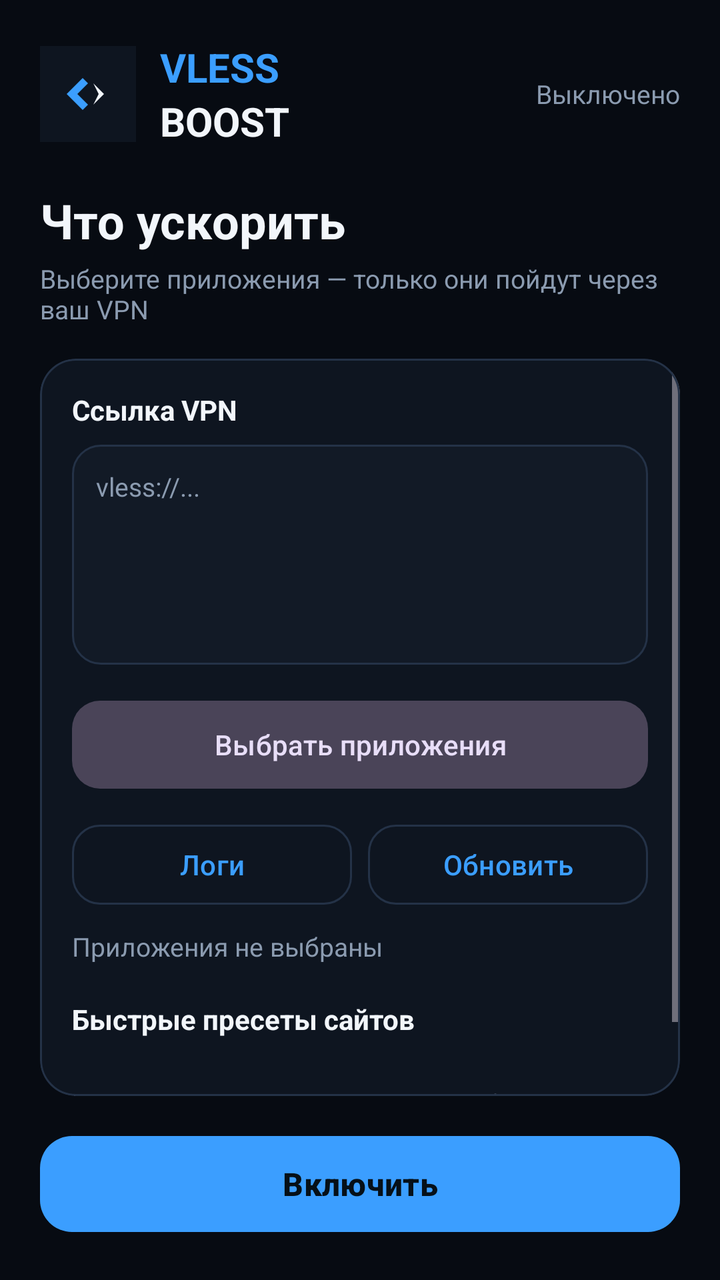
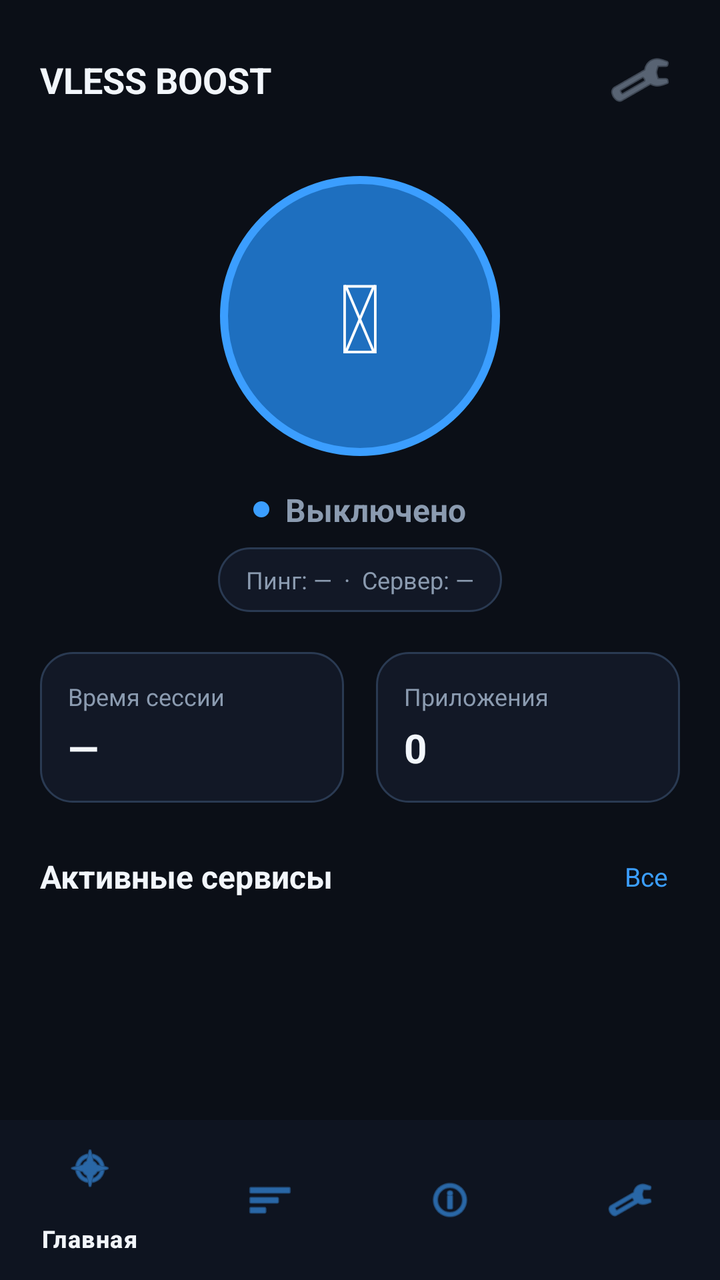

The first picture is an Android layout as it rendered before a commit; the second is the same layout after the commit. The layout source and the unified diff follow.
<!-- AndroidManifest.xml: application theme Theme.VlessBoost -->
<!-- res/layout/activity_main.xml -->
<?xml version="1.0" encoding="utf-8"?>
<androidx.coordinatorlayout.widget.CoordinatorLayout xmlns:android="http://schemas.android.com/apk/res/android"
    xmlns:app="http://schemas.android.com/apk/res-auto"
    android:layout_width="match_parent"
    android:layout_height="match_parent"
    android:background="@color/bg"
    android:fitsSystemWindows="true">

    <LinearLayout
        android:layout_width="match_parent"
        android:layout_height="match_parent"
        android:orientation="vertical"
        android:padding="20dp">

        <LinearLayout
            android:layout_width="match_parent"
            android:layout_height="wrap_content"
            android:gravity="center_vertical"
            android:orientation="horizontal">

            <ImageView
                android:id="@+id/logo"
                android:layout_width="48dp"
                android:layout_height="48dp"
                android:contentDescription="@string/app_name"
                android:src="@drawable/ic_logo" />

            <LinearLayout
                android:layout_width="0dp"
                android:layout_height="wrap_content"
                android:layout_marginStart="12dp"
                android:layout_weight="1"
                android:orientation="vertical">

                <TextView
                    android:layout_width="wrap_content"
                    android:layout_height="wrap_content"
                    android:text="VLESS"
                    android:textColor="@color/accent"
                    android:textSize="20sp"
                    android:textStyle="bold" />

                <TextView
                    android:layout_width="wrap_content"
                    android:layout_height="wrap_content"
                    android:text="BOOST"
                    android:textColor="@color/text"
                    android:textSize="20sp"
                    android:textStyle="bold" />
            </LinearLayout>

            <TextView
                android:id="@+id/statusText"
                android:layout_width="wrap_content"
                android:layout_height="wrap_content"
                android:text="@string/status_off"
                android:textColor="@color/muted"
                android:textSize="13sp" />
        </LinearLayout>

        <TextView
            android:layout_width="match_parent"
            android:layout_height="wrap_content"
            android:layout_marginTop="20dp"
            android:text="Что ускорить"
            android:textColor="@color/text"
            android:textSize="24sp"
            android:textStyle="bold" />

        <TextView
            android:layout_width="match_parent"
            android:layout_height="wrap_content"
            android:layout_marginTop="4dp"
            android:text="Выберите приложения — только они пойдут через ваш VPN"
            android:textColor="@color/muted"
            android:textSize="13sp" />

        <com.google.android.material.card.MaterialCardView
            android:layout_width="match_parent"
            android:layout_height="0dp"
            android:layout_marginTop="16dp"
            android:layout_weight="1"
            app:cardBackgroundColor="@color/panel"
            app:cardCornerRadius="18dp"
            app:strokeColor="@color/border"
            app:strokeWidth="1dp">

            <ScrollView
                android:layout_width="match_parent"
                android:layout_height="match_parent"
                android:fillViewport="true">

                <LinearLayout
                    android:layout_width="match_parent"
                    android:layout_height="wrap_content"
                    android:orientation="vertical"
                    android:padding="16dp">

                    <TextView
                        android:layout_width="match_parent"
                        android:layout_height="wrap_content"
                        android:text="Ссылка VPN"
                        android:textColor="@color/text"
                        android:textStyle="bold" />

                    <EditText
                        android:id="@+id/vlessInput"
                        android:layout_width="match_parent"
                        android:layout_height="110dp"
                        android:layout_marginTop="8dp"
                        android:background="@drawable/bg_input"
                        android:gravity="top|start"
                        android:hint="vless://..."
                        android:inputType="textMultiLine"
                        android:padding="12dp"
                        android:textColor="@color/text"
                        android:textColorHint="@color/muted"
                        android:textSize="13sp" />

                    <com.google.android.material.button.MaterialButton
                        android:id="@+id/btnApps"
                        style="@style/Widget.Material3.Button.TonalButton"
                        android:layout_width="match_parent"
                        android:layout_height="52dp"
                        android:layout_marginTop="14dp"
                        android:text="Выбрать приложения"
                        android:textAllCaps="false"
                        app:cornerRadius="14dp" />

                    <LinearLayout
                        android:layout_width="match_parent"
                        android:layout_height="wrap_content"
                        android:layout_marginTop="10dp"
                        android:orientation="horizontal">

                        <com.google.android.material.button.MaterialButton
                            android:id="@+id/btnLogs"
                            style="@style/Widget.Material3.Button.OutlinedButton"
                            android:layout_width="0dp"
                            android:layout_height="48dp"
                            android:layout_weight="1"
                            android:text="Логи"
                            android:textAllCaps="false"
                            app:cornerRadius="14dp"
                            app:strokeColor="@color/border" />

                        <com.google.android.material.button.MaterialButton
                            android:id="@+id/btnUpdate"
                            style="@style/Widget.Material3.Button.OutlinedButton"
                            android:layout_width="0dp"
                            android:layout_height="48dp"
                            android:layout_marginStart="8dp"
                            android:layout_weight="1"
                            android:text="Обновить"
                            android:textAllCaps="false"
                            app:cornerRadius="14dp"
                            app:strokeColor="@color/border" />
                    </LinearLayout>

                    <TextView
                        android:id="@+id/appsSummary"
                        android:layout_width="match_parent"
                        android:layout_height="wrap_content"
                        android:layout_marginTop="8dp"
                        android:text="Приложения не выбраны"
                        android:textColor="@color/muted"
                        android:textSize="13sp" />

                    <TextView
                        android:layout_width="match_parent"
                        android:layout_height="wrap_content"
                        android:layout_marginTop="18dp"
                        android:text="Быстрые пресеты сайтов"
                        android:textColor="@color/text"
                        android:textStyle="bold" />

                    <com.google.android.material.chip.ChipGroup
                        android:id="@+id/presetChips"
                        android:layout_width="match_parent"
                        android:layout_height="wrap_content"
                        android:layout_marginTop="8dp"
                        app:chipSpacingHorizontal="8dp"
                        app:chipSpacingVertical="8dp" />

                    <TextView
                        android:id="@+id/hintText"
                        android:layout_width="match_parent"
                        android:layout_height="wrap_content"
                        android:layout_marginTop="16dp"
                        android:text="После включения перезапустите выбранные приложения."
                        android:textColor="@color/muted"
                        android:textSize="12sp" />
                </LinearLayout>
            </ScrollView>
        </com.google.android.material.card.MaterialCardView>

        <com.google.android.material.button.MaterialButton
            android:id="@+id/btnBoost"
            android:layout_width="match_parent"
            android:layout_height="56dp"
            android:layout_marginTop="16dp"
            android:text="@string/boost_on"
            android:textAllCaps="false"
            android:textSize="16sp"
            android:textStyle="bold"
            app:backgroundTint="@color/accent"
            app:cornerRadius="16dp" />
    </LinearLayout>
</androidx.coordinatorlayout.widget.CoordinatorLayout>
<!-- resources referenced by this layout -->
<resources>
  <color name="accent">#3B9EFF</color>
  <color name="bg">#070B12</color>
  <color name="border">#243247</color>
  <color name="muted">#8B9BB0</color>
  <color name="panel">#0E1520</color>
  <color name="text">#F2F6FB</color>
  <!-- drawable bg_input (drawable) -->
  <?xml version="1.0" encoding="utf-8"?>
  <shape xmlns:android="http://schemas.android.com/apk/res/android"
      android:shape="rectangle">
      <solid android:color="@color/card" />
      <corners android:radius="14dp" />
      <stroke
          android:width="1dp"
          android:color="@color/border" />
  </shape>
  <!-- drawable ic_logo (drawable) -->
  <?xml version="1.0" encoding="utf-8"?>
  <vector xmlns:android="http://schemas.android.com/apk/res/android"
      android:width="108dp"
      android:height="108dp"
      android:viewportWidth="108"
      android:viewportHeight="108">
      <path
          android:fillColor="#0E1520"
          android:pathData="M0,0h108v108h-108z" />
      <path
          android:fillColor="#3B9EFF"
          android:pathData="M30,54 L48,36 L54,42 L42,54 L54,66 L48,72 Z" />
      <path
          android:fillColor="#F2F6FB"
          android:pathData="M54,36 L72,54 L54,72 L60,66 L66,54 L60,42 Z" />
  </vector>
  <string name="app_name">VLESS Boost</string>
  <string name="boost_on">Включить</string>
  <string name="status_off">Выключено</string>
  <style name="Theme.VlessBoost" parent="Theme.Material3.Dark.NoActionBar">
          <item name="colorPrimary">@color/accent</item>
          <item name="colorOnPrimary">#061018</item>
          <item name="android:statusBarColor">@color/bg</item>
          <item name="android:navigationBarColor">@color/bg</item>
          <item name="android:windowBackground">@color/bg</item>
          <item name="colorSurface">@color/panel</item>
          <item name="colorOnSurface">@color/text</item>
      </style>
  <color name="card">#121A26</color>
</resources>

<!-- the commit's change to res/layout/activity_main.xml (unified diff, before → after) -->
@@ -1,209 +1,360 @@
 <?xml version="1.0" encoding="utf-8"?>
-<androidx.coordinatorlayout.widget.CoordinatorLayout xmlns:android="http://schemas.android.com/apk/res/android"
+<androidx.constraintlayout.widget.ConstraintLayout xmlns:android="http://schemas.android.com/apk/res/android"
     xmlns:app="http://schemas.android.com/apk/res-auto"
     android:layout_width="match_parent"
     android:layout_height="match_parent"
     android:background="@color/bg"
     android:fitsSystemWindows="true">
 
-    <LinearLayout
-        android:layout_width="match_parent"
-        android:layout_height="match_parent"
-        android:orientation="vertical"
-        android:padding="20dp">
-
-        <LinearLayout
+    <FrameLayout
+        android:id="@+id/contentHost"
+        android:layout_width="0dp"
+        android:layout_height="0dp"
+        app:layout_constraintBottom_toTopOf="@id/bottomNav"
+        app:layout_constraintEnd_toEndOf="parent"
+        app:layout_constraintStart_toStartOf="parent"
+        app:layout_constraintTop_toTopOf="parent">
+
+        
+        <ScrollView
+            android:id="@+id/pageHome"
             android:layout_width="match_parent"
-            android:layout_height="wrap_content"
-            android:gravity="center_vertical"
-            android:orientation="horizontal">
-
-            <ImageView
-                android:id="@+id/logo"
-                android:layout_width="48dp"
-                android:layout_height="48dp"
-                android:contentDescription="@string/app_name"
-                android:src="@drawable/ic_logo" />
+            android:layout_height="match_parent"
+            android:fillViewport="true">
 
             <LinearLayout
-                android:layout_width="0dp"
+                android:layout_width="match_parent"
                 android:layout_height="wrap_content"
-                android:layout_marginStart="12dp"
-                android:layout_weight="1"
-                android:orientation="vertical">
-
-                <TextView
+                android:orientation="vertical"
+                android:padding="20dp">
+
+                <LinearLayout
+                    android:layout_width="match_parent"
+                    android:layout_height="wrap_content"
+                    android:gravity="center_vertical"
+                    android:orientation="horizontal">
+
+                    <TextView
+                        android:layout_width="0dp"
+                        android:layout_height="wrap_content"
+                        android:layout_weight="1"
+                        android:text="VLESS BOOST"
+                        android:textColor="@color/text"
+                        android:textSize="18sp"
+                        android:textStyle="bold" />
+
+                    <ImageButton
+                        android:id="@+id/btnHomeSettings"
+                        android:layout_width="40dp"
+                        android:layout_height="40dp"
+                        android:background="?attr/selectableItemBackgroundBorderless"
+                        android:contentDescription="Настройки"
+                        android:src="@android:drawable/ic_menu_preferences"
+                        app:tint="@color/muted" />
+                </LinearLayout>
+
+                <FrameLayout
+                    android:layout_width="140dp"
+                    android:layout_height="140dp"
+                    android:layout_gravity="center_horizontal"
+                    android:layout_marginTop="28dp">
+
+                    <TextView
+                        android:id="@+id/btnPower"
+                        android:layout_width="match_parent"
+                        android:layout_height="match_parent"
+                        android:background="@drawable/bg_power"
+                        android:gravity="center"
+                        android:text="⏻"
+                        android:textColor="@android:color/white"
+                        android:textSize="48sp" />
+                </FrameLayout>
+
+                <LinearLayout
                     android:layout_width="wrap_content"
                     android:layout_height="wrap_content"
-                    android:text="VLESS"
-                    android:textColor="@color/accent"
-                    android:textSize="20sp"
+                    android:layout_gravity="center_horizontal"
+                    android:layout_marginTop="16dp"
+                    android:gravity="center_vertical"
+                    android:orientation="horizontal">
+
+                    <View
+                        android:id="@+id/statusDot"
+                        android:layout_width="8dp"
+                        android:layout_height="8dp"
+                        android:background="@drawable/bg_power" />
+
+                    <TextView
+                        android:id="@+id/statusText"
+                        android:layout_width="wrap_content"
+                        android:layout_height="wrap_content"
+                        android:layout_marginStart="8dp"
+                        android:text="@string/status_off"
+                        android:textColor="@color/muted"
+                        android:textSize="16sp"
+                        android:textStyle="bold" />
+                </LinearLayout>
+
+                <TextView
+                    android:id="@+id/homeMeta"
+                    android:layout_width="wrap_content"
+                    android:layout_height="wrap_content"
+                    android:layout_gravity="center_horizontal"
+                    android:layout_marginTop="8dp"
+                    android:background="@drawable/bg_card"
+                    android:paddingHorizontal="14dp"
+                    android:paddingVertical="8dp"
+                    android:text="Пинг: —  ·  Сервер: —"
+                    android:textColor="@color/muted"
+                    android:textSize="12sp" />
+
+                <LinearLayout
+                    android:layout_width="match_parent"
+                    android:layout_height="wrap_content"
+                    android:layout_marginTop="20dp"
+                    android:orientation="horizontal">
+
+                    <LinearLayout
+                        android:layout_width="0dp"
+                        android:layout_height="wrap_content"
+                        android:layout_marginEnd="8dp"
+                        android:layout_weight="1"
+                        android:background="@drawable/bg_card"
+                        android:orientation="vertical"
+                        android:padding="14dp">
+
+                        <TextView
+                            android:layout_width="wrap_content"
+                            android:layout_height="wrap_content"
+                            android:text="Время сессии"
+                            android:textColor="@color/muted"
+                            android:textSize="12sp" />
+
+                        <TextView
+                            android:id="@+id/sessionTime"
+                            android:layout_width="wrap_content"
+                            android:layout_height="wrap_content"
+                            android:layout_marginTop="4dp"
+                            android:text="—"
+                            android:textColor="@color/text"
+                            android:textSize="20sp"
+                            android:textStyle="bold" />
+                    </LinearLayout>
+
+                    <LinearLayout
+                        android:layout_width="0dp"
+                        android:layout_height="wrap_content"
+                        android:layout_marginStart="8dp"
+                        android:layout_weight="1"
+                        android:background="@drawable/bg_card"
+                        android:orientation="vertical"
+                        android:padding="14dp">
+
+                        <TextView
+                            android:layout_width="wrap_content"
+                            android:layout_height="wrap_content"
+                            android:text="Приложения"
+                            android:textColor="@color/muted"
+                            android:textSize="12sp" />
+
+                        <TextView
+                            android:id="@+id/appsCountHome"
+                            android:layout_width="wrap_content"
+                            android:layout_height="wrap_content"
+                            android:layout_marginTop="4dp"
+                            android:text="0"
+                            android:textColor="@color/text"
+                            android:textSize="20sp"
+                            android:textStyle="bold" />
+                    </LinearLayout>
+                </LinearLayout>
+
+                <LinearLayout
+                    android:layout_width="match_parent"
+                    android:layout_height="wrap_content"
+                    android:layout_marginTop="22dp"
+                    android:gravity="center_vertical"
+                    android:orientation="horizontal">
+
+                    <TextView
+                        android:layout_width="0dp"
+                        android:layout_height="wrap_content"
+                        android:layout_weight="1"
+                        android:text="Активные сервисы"
+                        android:textColor="@color/text"
+                        android:textSize="16sp"
+                        android:textStyle="bold" />
+
+                    <TextView
+                        android:id="@+id/btnSeeAll"
+                        android:layout_width="wrap_content"
+                        android:layout_height="wrap_content"
+                        android:padding="6dp"
+                        android:text="Все"
+                        android:textColor="@color/accent"
+                        android:textSize="13sp" />
+                </LinearLayout>
+
+                <LinearLayout
+                    android:id="@+id/activeServicesList"
+                    android:layout_width="match_parent"
+                    android:layout_height="wrap_content"
+                    android:layout_marginTop="8dp"
+                    android:orientation="vertical" />
+            </LinearLayout>
+        </ScrollView>
+
+        
+        <ScrollView
+            android:id="@+id/pageServices"
+            android:layout_width="match_parent"
+            android:layout_height="match_parent"
+            android:fillViewport="true"
+            android:visibility="gone">
+
+            <LinearLayout
+                android:layout_width="match_parent"
+                android:layout_height="wrap_content"
+                android:orientation="vertical"
+                android:padding="20dp">
+
+                <TextView
+                    android:layout_width="match_parent"
+                    android:layout_height="wrap_content"
+                    android:text="Сервисы"
+                    android:textColor="@color/text"
+                    android:textSize="24sp"
                     android:textStyle="bold" />
 
                 <TextView
-                    android:layout_width="wrap_content"
-                    android:layout_height="wrap_content"
-                    android:text="BOOST"
-                    android:textColor="@color/text"
-                    android:textSize="20sp"
+                    android:layout_width="match_parent"
+                    android:layout_height="wrap_content"
+                    android:layout_marginTop="4dp"
+                    android:text="Выберите приложения и сайты для ускорения"
+                    android:textColor="@color/muted"
+                    android:textSize="13sp" />
+
+                <com.google.android.material.button.MaterialButton
+                    android:id="@+id/btnApps"
+                    style="@style/Widget.Material3.Button.TonalButton"
+                    android:layout_width="match_parent"
+                    android:layout_height="52dp"
+                    android:layout_marginTop="16dp"
+                    android:text="Выбрать приложения"
+                    android:textAllCaps="false"
+                    app:cornerRadius="14dp" />
+
+                <TextView
+                    android:id="@+id/appsSummary"
+                    android:layout_width="match_parent"
+                    android:layout_height="wrap_content"
+                    android:layout_marginTop="8dp"
+                    android:text="Приложения не выбраны"
+                    android:textColor="@color/muted"
+                    android:textSize="13sp" />
+
+                <TextView
+                    android:layout_width="match_parent"
+                    android:layout_height="wrap_content"
+                    android:layout_marginTop="18dp"
+                    android:text="Пресеты сайтов"
+                    android:textColor="@color/text"
                     android:textStyle="bold" />
+
+                <com.google.android.material.chip.ChipGroup
+                    android:id="@+id/presetChips"
+                    android:layout_width="match_parent"
+                    android:layout_height="wrap_content"
+                    android:layout_marginTop="8dp"
+                    app:chipSpacingHorizontal="8dp"
+                    app:chipSpacingVertical="8dp" />
             </LinearLayout>
-
-            <TextView
-                android:id="@+id/statusText"
-                android:layout_width="wrap_content"
+        </ScrollView>
+
+        
+        <ScrollView
+            android:id="@+id/pageSettings"
+            android:layout_width="match_parent"
+            android:layout_height="match_parent"
+            android:fillViewport="true"
+            android:visibility="gone">
+
+            <LinearLayout
+                android:layout_width="match_parent"
                 android:layout_height="wrap_content"
-                android:text="@string/status_off"
-                android:textColor="@color/muted"
-                android:textSize="13sp" />
-        </LinearLayout>
-
-        <TextView
-            android:layout_width="match_parent"
-            android:layout_height="wrap_content"
-            android:layout_marginTop="20dp"
-            android:text="Что ускорить"
-            android:textColor="@color/text"
-            android:textSize="24sp"
-            android:textStyle="bold" />
-
-        <TextView
-            android:layout_width="match_parent"
-            android:layout_height="wrap_content"
-            android:layout_marginTop="4dp"
-            android:text="Выберите приложения — только они пойдут через ваш VPN"
-            android:textColor="@color/muted"
-            android:textSize="13sp" />
-
-        <com.google.android.material.card.MaterialCardView
-            android:layout_width="match_parent"
-            android:layout_height="0dp"
-            android:layout_marginTop="16dp"
-            android:layout_weight="1"
-            app:cardBackgroundColor="@color/panel"
-            app:cardCornerRadius="18dp"
-            app:strokeColor="@color/border"
-            app:strokeWidth="1dp">
-
-            <ScrollView
-                android:layout_width="match_parent"
-                android:layout_height="match_parent"
-                android:fillViewport="true">
-
-                <LinearLayout
-                    android:layout_width="match_parent"
-                    android:layout_height="wrap_content"
-                    android:orientation="vertical"
-                    android:padding="16dp">
-
-                    <TextView
-                        android:layout_width="match_parent"
-                        android:layout_height="wrap_content"
-                        android:text="Ссылка VPN"
-                        android:textColor="@color/text"
-                        android:textStyle="bold" />
-
-                    <EditText
-                        android:id="@+id/vlessInput"
-                        android:layout_width="match_parent"
-                        android:layout_height="110dp"
-                        android:layout_marginTop="8dp"
-                        android:background="@drawable/bg_input"
-                        android:gravity="top|start"
-                        android:hint="vless://..."
-                        android:inputType="textMultiLine"
-                        android:padding="12dp"
-                        android:textColor="@color/text"
-                        android:textColorHint="@color/muted"
-                        android:textSize="13sp" />
-
-                    <com.google.android.material.button.MaterialButton
-                        android:id="@+id/btnApps"
-                        style="@style/Widget.Material3.Button.TonalButton"
-                        android:layout_width="match_parent"
-                        android:layout_height="52dp"
-                        android:layout_marginTop="14dp"
-                        android:text="Выбрать приложения"
-                        android:textAllCaps="false"
-                        app:cornerRadius="14dp" />
-
-                    <LinearLayout
-                        android:layout_width="match_parent"
-                        android:layout_height="wrap_content"
-                        android:layout_marginTop="10dp"
-                        android:orientation="horizontal">
-
-                        <com.google.android.material.button.MaterialButton
-                            android:id="@+id/btnLogs"
-                            style="@style/Widget.Material3.Button.OutlinedButton"
-                            android:layout_width="0dp"
-                            android:layout_height="48dp"
-                            android:layout_weight="1"
-                            android:text="Логи"
-                            android:textAllCaps="false"
-                            app:cornerRadius="14dp"
-                            app:strokeColor="@color/border" />
-
-                        <com.google.android.material.button.MaterialButton
-                            android:id="@+id/btnUpdate"
-                            style="@style/Widget.Material3.Button.OutlinedButton"
-                            android:layout_width="0dp"
-                            android:layout_height="48dp"
-                            android:layout_marginStart="8dp"
-                            android:layout_weight="1"
-                            android:text="Обновить"
-                            android:textAllCaps="false"
-                            app:cornerRadius="14dp"
-                            app:strokeColor="@color/border" />
-                    </LinearLayout>
-
-                    <TextView
-                        android:id="@+id/appsSummary"
-                        android:layout_width="match_parent"
-                        android:layout_height="wrap_content"
-                        android:layout_marginTop="8dp"
-                        android:text="Приложения не выбраны"
-                        android:textColor="@color/muted"
-                        android:textSize="13sp" />
-
-                    <TextView
-                        android:layout_width="match_parent"
-                        android:layout_height="wrap_content"
-                        android:layout_marginTop="18dp"
-                        android:text="Быстрые пресеты сайтов"
-                        android:textColor="@color/text"
-                        android:textStyle="bold" />
-
-                    <com.google.android.material.chip.ChipGroup
-                        android:id="@+id/presetChips"
-                        android:layout_width="match_parent"
-                        android:layout_height="wrap_content"
-                        android:layout_marginTop="8dp"
-                        app:chipSpacingHorizontal="8dp"
-                        app:chipSpacingVertical="8dp" />
-
-                    <TextView
-                        android:id="@+id/hintText"
-                        android:layout_width="match_parent"
-                        android:layout_height="wrap_content"
-                        android:layout_marginTop="16dp"
-                        android:text="После включения перезапустите выбранные приложения."
-                        android:textColor="@color/muted"
-                        android:textSize="12sp" />
-                </LinearLayout>
-            </ScrollView>
-        </com.google.android.material.card.MaterialCardView>
-
-        <com.google.android.material.button.MaterialButton
-            android:id="@+id/btnBoost"
-            android:layout_width="match_parent"
-            android:layout_height="56dp"
-            android:layout_marginTop="16dp"
-            android:text="@string/boost_on"
-            android:textAllCaps="false"
-            android:textSize="16sp"
-            android:textStyle="bold"
-            app:backgroundTint="@color/accent"
-            app:cornerRadius="16dp" />
-    </LinearLayout>
-</androidx.coordinatorlayout.widget.CoordinatorLayout>
+                android:orientation="vertical"
+                android:padding="20dp">
+
+                <TextView
+                    android:layout_width="match_parent"
+                    android:layout_height="wrap_content"
+                    android:text="Настройки"
+                    android:textColor="@color/text"
+                    android:textSize="24sp"
+                    android:textStyle="bold" />
+
+                <TextView
+                    android:layout_width="match_parent"
+                    android:layout_height="wrap_content"
+                    android:layout_marginTop="16dp"
+                    android:text="Ссылка VLESS"
+                    android:textColor="@color/text"
+                    android:textStyle="bold" />
+
+                <EditText
+                    android:id="@+id/vlessInput"
+                    android:layout_width="match_parent"
+                    android:layout_height="120dp"
+                    android:layout_marginTop="8dp"
+                    android:background="@drawable/bg_input"
+                    android:gravity="top|start"
+                    android:hint="vless://..."
+                    android:inputType="textMultiLine"
+                    android:padding="12dp"
+                    android:textColor="@color/text"
+                    android:textColorHint="@color/muted"
+                    android:textSize="13sp" />
+
+                <TextView
+                    android:layout_width="match_parent"
+                    android:layout_height="wrap_content"
+                    android:layout_marginTop="8dp"
+                    android:text="Ссылка сохраняется сразу и не пропадает при обновлении."
+                    android:textColor="@color/muted"
+                    android:textSize="12sp" />
+
+                <com.google.android.material.button.MaterialButton
+                    android:id="@+id/btnUpdate"
+                    style="@style/Widget.Material3.Button.OutlinedButton"
+                    android:layout_width="match_parent"
+                    android:layout_height="48dp"
+                    android:layout_marginTop="20dp"
+                    android:text="Проверить обновления"
+                    android:textAllCaps="false"
+                    app:cornerRadius="14dp"
+                    app:strokeColor="@color/border" />
+
+                <TextView
+                    android:id="@+id/hintText"
+                    android:layout_width="match_parent"
+                    android:layout_height="wrap_content"
+                    android:layout_marginTop="16dp"
+                    android:text="После включения перезапустите выбранные приложения."
+                    android:textColor="@color/muted"
+                    android:textSize="12sp" />
+            </LinearLayout>
+        </ScrollView>
+    </FrameLayout>
+
+    <com.google.android.material.bottomnavigation.BottomNavigationView
+        android:id="@+id/bottomNav"
+        android:layout_width="0dp"
+        android:layout_height="wrap_content"
+        android:background="@color/nav"
+        app:itemIconTint="@color/accent"
+        app:itemTextColor="@color/text"
+        app:layout_constraintBottom_toBottomOf="parent"
+        app:layout_constraintEnd_toEndOf="parent"
+        app:layout_constraintStart_toStartOf="parent"
+        app:menu="@menu/bottom_nav" />
+</androidx.constraintlayout.widget.ConstraintLayout>
<!-- resource entries referenced after the edit -->
@@ -1,11 +1,20 @@
 <!-- resources referenced by this layout -->
 <resources>
   <color name="accent">#3B9EFF</color>
-  <color name="bg">#070B12</color>
-  <color name="border">#243247</color>
+  <color name="bg">#0B0F17</color>
+  <color name="border">#2A3A52</color>
   <color name="muted">#8B9BB0</color>
-  <color name="panel">#0E1520</color>
+  <color name="nav">#0E1420</color>
   <color name="text">#F2F6FB</color>
+  <!-- drawable bg_card (drawable) -->
+  <?xml version="1.0" encoding="utf-8"?>
+  <shape xmlns:android="http://schemas.android.com/apk/res/android">
+      <solid android:color="@color/panel" />
+      <corners android:radius="16dp" />
+      <stroke
+          android:width="1dp"
+          android:color="@color/border" />
+  </shape>
   <!-- drawable bg_input (drawable) -->
   <?xml version="1.0" encoding="utf-8"?>
   <shape xmlns:android="http://schemas.android.com/apk/res/android"
@@ -16,25 +25,14 @@
           android:width="1dp"
           android:color="@color/border" />
   </shape>
-  <!-- drawable ic_logo (drawable) -->
+  <!-- drawable bg_power (drawable) -->
   <?xml version="1.0" encoding="utf-8"?>
-  <vector xmlns:android="http://schemas.android.com/apk/res/android"
-      android:width="108dp"
-      android:height="108dp"
-      android:viewportWidth="108"
-      android:viewportHeight="108">
-      <path
-          android:fillColor="#0E1520"
-          android:pathData="M0,0h108v108h-108z" />
-      <path
-          android:fillColor="#3B9EFF"
-          android:pathData="M30,54 L48,36 L54,42 L42,54 L54,66 L48,72 Z" />
-      <path
-          android:fillColor="#F2F6FB"
-          android:pathData="M54,36 L72,54 L54,72 L60,66 L66,54 L60,42 Z" />
-  </vector>
-  <string name="app_name">VLESS Boost</string>
-  <string name="boost_on">Включить</string>
+  <shape xmlns:android="http://schemas.android.com/apk/res/android" android:shape="oval">
+      <solid android:color="@color/accent_dim" />
+      <stroke
+          android:width="4dp"
+          android:color="@color/accent" />
+  </shape>
   <string name="status_off">Выключено</string>
   <style name="Theme.VlessBoost" parent="Theme.Material3.Dark.NoActionBar">
           <item name="colorPrimary">@color/accent</item>
@@ -45,6 +43,8 @@
           <item name="colorSurface">@color/panel</item>
           <item name="colorOnSurface">@color/text</item>
       </style>
-  <color name="card">#121A26</color>
+  <color name="panel">#121826</color>
+  <color name="card">#151D2C</color>
+  <color name="accent_dim">#1E6FBF</color>
 </resources>
 
